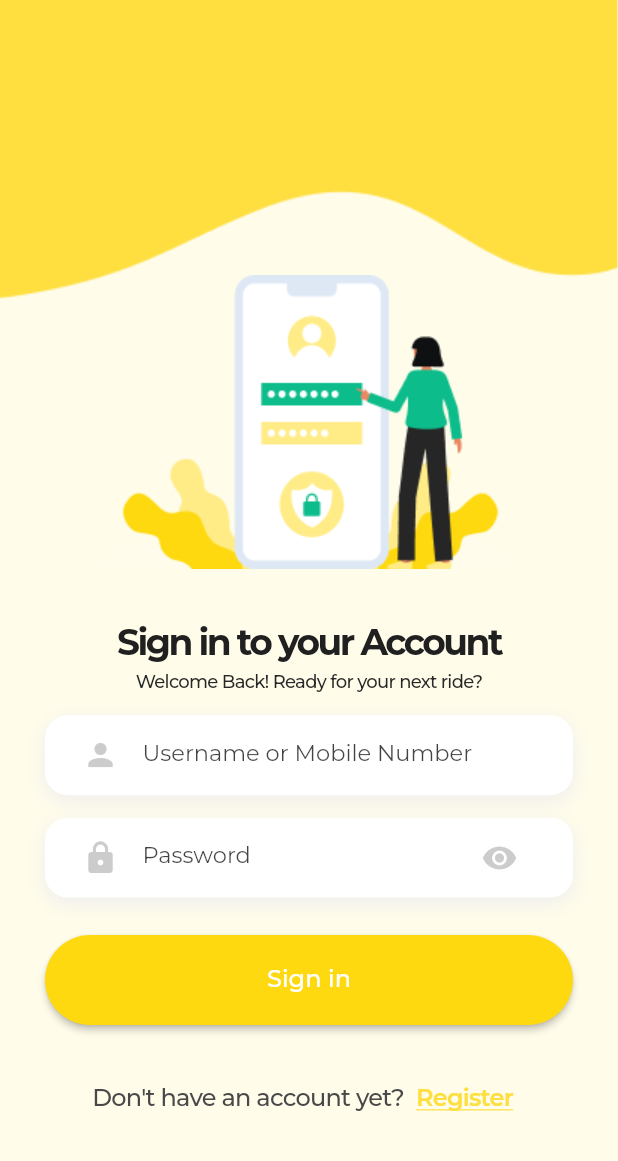
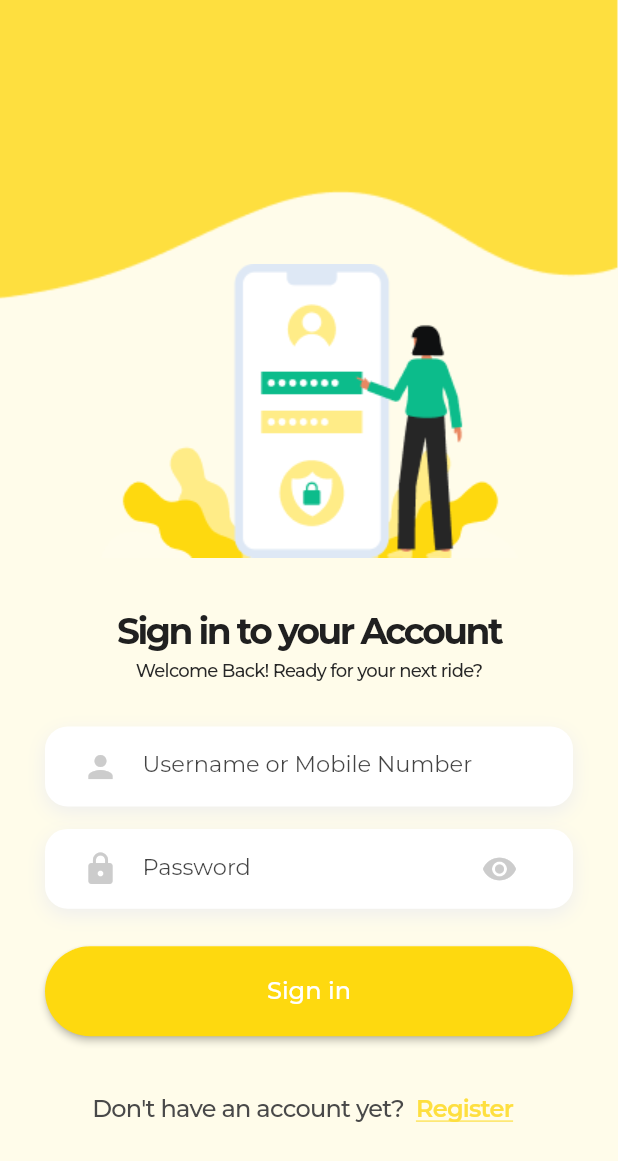
Before and after one commit to Zephynity/E-Hatid-Passenger-App, a Flutter app: the SignIn screen opened directly, after a tap on "Register", after a tap on "I have an account already", on a phone screen of 412 x 824 dp. Shown: the top 1161 px of the screen. Run offline on Flutter 3.47's test engine with Material 2 defaults, Android fonts, the phone set to English and light mode, and no system bars; our stand-ins replace animate_do, intl_phone_number_input, intro_slider.

```diff
--- a/lib/Screens/Login/components/signin_body.dart
+++ b/lib/Screens/Login/components/signin_body.dart
@@ -1,3 +1,4 @@
+import 'package:animate_do/animate_do.dart';
 import 'package:flutter/material.dart';
 import 'package:ehatid_passenger_app/Screens/Login/components/signin_bg.dart';
 import 'package:ehatid_passenger_app/Screens/Login/sign_in.dart';
@@ -39,7 +40,9 @@ class SignInBody extends StatelessWidget {
                 ),
               ),
             ),
-            Text(
+            Padding(
+              padding: EdgeInsets.only(bottom: 15),
+              child: Text(
                 "Welcome Back! Ready for your next ride?",
                 overflow: TextOverflow.visible,
                 textAlign: TextAlign.center,
@@ -52,7 +55,9 @@ class SignInBody extends StatelessWidget {
                   letterSpacing: -0.48,
                 ),
               ),
-            Container( //Email
+            ),
+            FadeInDown(
+              child: Container( //Email
                   margin: const EdgeInsets.symmetric(vertical: 15),
                   padding: EdgeInsets.symmetric(horizontal: 5, vertical: 5),
                   decoration: BoxDecoration(
@@ -71,7 +76,9 @@ class SignInBody extends StatelessWidget {
                     onChanged: (value) {},
                   )
               ),
-            Container(
+            ),
+            FadeInDown(
+              child: Container(
                 padding: EdgeInsets.symmetric(horizontal: 5, vertical: 5),
                 decoration: BoxDecoration(
                   color: Colors.white,
@@ -89,7 +96,9 @@ class SignInBody extends StatelessWidget {
                   onChanged: (value) {},
                 ),
               ),
-            Container(
+            ),
+            FadeInDown(
+              child: Container(
                 padding: EdgeInsets.symmetric(horizontal: 0, vertical: 25),
                 child: MaterialButton(
                   onPressed: () {
@@ -107,7 +116,9 @@ class SignInBody extends StatelessWidget {
                   ),
                 ),
               ),
-            Container(
+            ),
+            FadeInDown(
+              child: Container(
                 padding: EdgeInsets.symmetric(horizontal: 20, vertical: 0),
                 child:Row(
                   mainAxisAlignment: MainAxisAlignment.center,
@@ -130,6 +141,7 @@ class SignInBody extends StatelessWidget {
                       ),
                     ),
                   ],
+                ),
               ),
             ),
           ],
--- a/lib/Screens/Registration/components/signup_body.dart
+++ b/lib/Screens/Registration/components/signup_body.dart
@@ -1,3 +1,4 @@
+import 'package:animate_do/animate_do.dart';
 import 'package:ehatid_passenger_app/Screens/Registration/components/signup_bg.dart';
 import 'package:ehatid_passenger_app/Screens/Login/sign_in.dart';
 import 'package:ehatid_passenger_app/Screens/Registration/components/google_icon.dart';
@@ -54,7 +55,8 @@ class _SignUpBodyState extends State<SignUpBody> {
               letterSpacing: -0.48,
             ),
           ),
-          Container(
+          FadeInDown(
+            child: Container(
               margin: const EdgeInsets.fromLTRB(30, 10, 30, 0),
               child: Column(
                 crossAxisAlignment: CrossAxisAlignment.center,
@@ -160,6 +162,7 @@ class _SignUpBodyState extends State<SignUpBody> {
                 ],
               ),
             ),
+          ),
         ],
       ),
 
```
Lines whose indentation alone changed are shown as unchanged.
